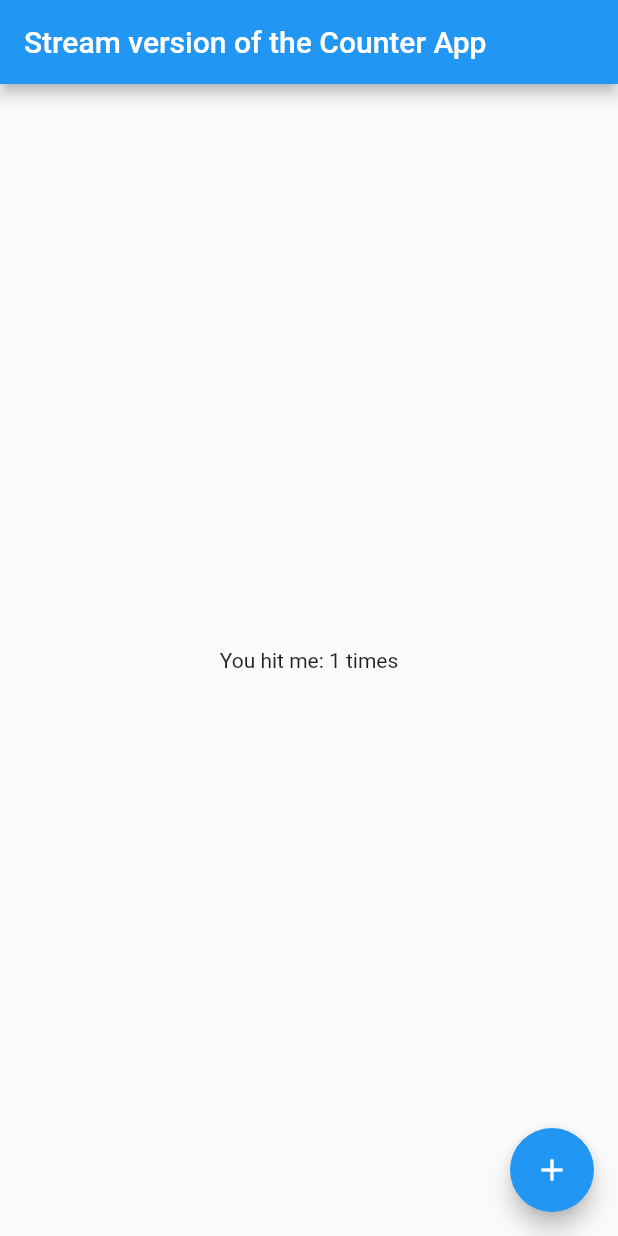
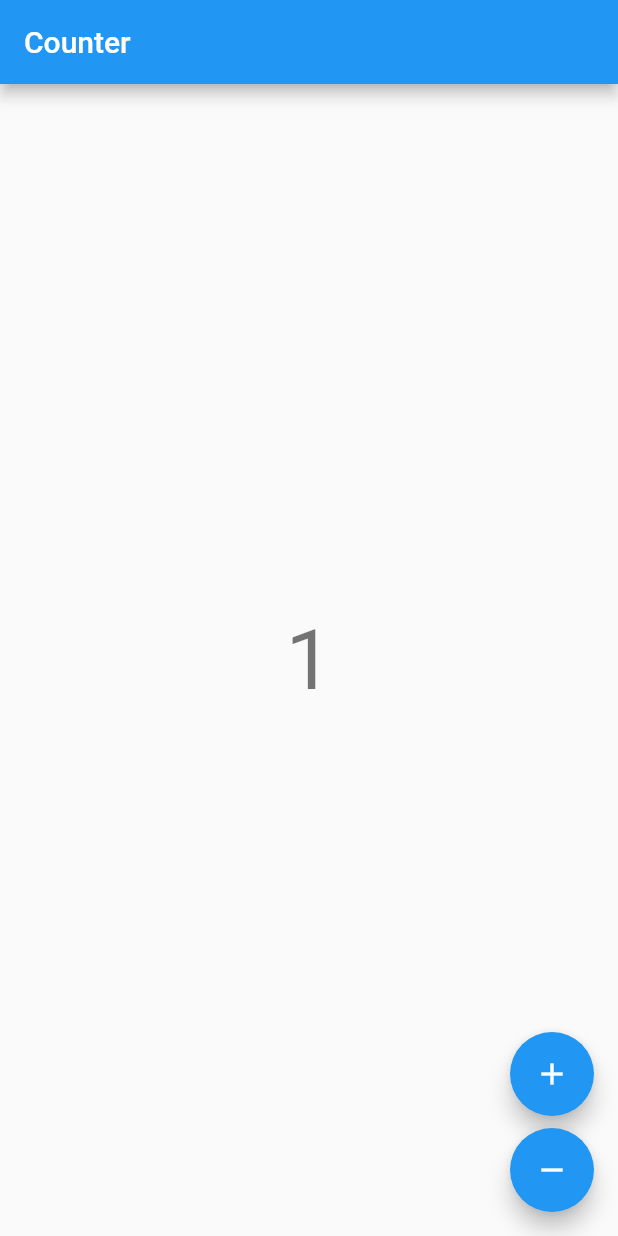
Before and after one commit to LabNerds/flutter-app, a Flutter app: the screen it shows after launch, after a tap on the "add" icon, on a phone screen of 412 x 824 dp. Run offline on Flutter 3.47's test engine with Material 2 defaults, Android fonts, the phone set to English and light mode, and no system bars; our stand-ins replace bloc, flutter_bloc.

```diff
--- /dev/null
+++ b/lib/app.dart
@@ -0,0 +1,7 @@
+import 'package:flutter/material.dart';
+
+import 'counter/counter.dart';
+
+class CounterApp extends MaterialApp {
+  const CounterApp({Key? key}) : super(key: key, home: const CounterPage());
+}
--- /dev/null
+++ b/lib/counter/counter.dart
@@ -0,0 +1,2 @@
+export 'cubit/counter_cubit.dart';
+export 'view/counter_page.dart';
--- /dev/null
+++ b/lib/counter/cubit/counter_cubit.dart
@@ -0,0 +1,9 @@
+import 'package:bloc/bloc.dart';
+
+class CounterCubit extends Cubit<int> {
+  CounterCubit() : super(0);
+
+  void increment() => emit(state + 1);
+
+  void decrement() => emit(state - 1);
+}
--- /dev/null
+++ b/lib/counter/view/counter_page.dart
@@ -0,0 +1,17 @@
+import 'package:flutter/material.dart';
+import 'package:flutter_bloc/flutter_bloc.dart';
+
+import '../counter.dart';
+import 'counter_view.dart';
+
+class CounterPage extends StatelessWidget {
+  const CounterPage({Key? key}) : super(key: key);
+
+  @override
+  Widget build(BuildContext context) {
+    return BlocProvider(
+      create: (_) => CounterCubit(),
+      child: CounterView(),
+    );
+  }
+}
--- /dev/null
+++ b/lib/counter/view/counter_view.dart
@@ -0,0 +1,38 @@
+import 'package:flutter/material.dart';
+import 'package:flutter_bloc/flutter_bloc.dart';
+
+import '../counter.dart';
+
+class CounterView extends StatelessWidget {
+  @override
+  Widget build(BuildContext context) {
+    final textTheme = Theme.of(context).textTheme;
+    return Scaffold(
+      appBar: AppBar(title: const Text('Counter')),
+      body: Center(
+        child: BlocBuilder<CounterCubit, int>(
+          builder: (context, state) {
+            return Text('$state', style: textTheme.headline2);
+          },
+        ),
+      ),
+      floatingActionButton: Column(
+        mainAxisAlignment: MainAxisAlignment.end,
+        crossAxisAlignment: CrossAxisAlignment.end,
+        children: <Widget>[
+          FloatingActionButton(
+            key: const Key('counterView_increment_floatingActionButton'),
+            child: const Icon(Icons.add),
+            onPressed: () => context.read<CounterCubit>().increment(),
+          ),
+          const SizedBox(height: 8),
+          FloatingActionButton(
+            key: const Key('counterView_decrement_floatingActionButton'),
+            child: const Icon(Icons.remove),
+            onPressed: () => context.read<CounterCubit>().decrement(),
+          ),
+        ],
+      ),
+    );
+  }
+}
--- /dev/null
+++ b/lib/counter_observer.dart
@@ -0,0 +1,9 @@
+import 'package:bloc/bloc.dart';
+
+class CounterObserver extends BlocObserver {
+  @override
+  void onChange(BlocBase bloc, Change change) {
+    super.onChange(bloc, change);
+    print('${bloc.runtimeType} $change');
+  }
+}
--- a/lib/main.dart
+++ b/lib/main.dart
@@ -1,62 +1,10 @@
-import 'dart:async';
+import 'package:bloc/bloc.dart';
 import 'package:flutter/material.dart';
 
+import 'app.dart';
+import 'counter_observer.dart';
+
 void main() {
-  runApp(const MyApp());
+  Bloc.observer = CounterObserver();
+  runApp(const CounterApp());
 }
-
-class MyApp extends StatelessWidget {
-  const MyApp({Key? key}) : super(key: key);
-
-  // This widget is the root of your application.
-  @override
-  Widget build(BuildContext context) {
-    return MaterialApp(
-      title: 'Flutter Demo',
-      theme: ThemeData(
-        primarySwatch: Colors.blue,
-      ),
-      home: const MyHomePage(title: 'Flutter Demo Home Page'),
-    );
-  }
-}
-
-class MyHomePage extends StatefulWidget {
-  const MyHomePage({Key? key, required this.title}) : super(key: key);
-  final String title;
-
-  @override
-  State<MyHomePage> createState() => _MyHomePageState();
-}
-
-class _MyHomePageState extends State<MyHomePage> {
-  int _counter = 0;
-  final StreamController<int> _streamController = StreamController<int>();
-
-  @override
-  void dispose() {
-    _streamController.close();
-    super.dispose();
-  }
-
-  @override
-  Widget build(BuildContext context) {
-    return Scaffold(
-      appBar: AppBar(title: Text('Stream version of the Counter App')),
-      body: Center(
-        child: StreamBuilder<int>(
-            stream: _streamController.stream,
-            initialData: _counter,
-            builder: (BuildContext context, AsyncSnapshot<int> snapshot) {
-              return Text('You hit me: ${snapshot.data} times');
-            }),
-      ),
-      floatingActionButton: FloatingActionButton(
-        child: const Icon(Icons.add),
-        onPressed: () {
-          _streamController.sink.add(++_counter);
-        },
-      ),
-    );
-  }
-}
--- a/pubspec.yaml
+++ b/pubspec.yaml
@@ -34,6 +34,7 @@ dependencies:
   # The following adds the Cupertino Icons font to your application.
   # Use with the CupertinoIcons class for iOS style icons.
   cupertino_icons: ^1.0.2
+  flutter_bloc: ^7.3.0
 
 dev_dependencies:
   flutter_test:
```
Also changed, not shown: pubspec.lock, 1 other file.
